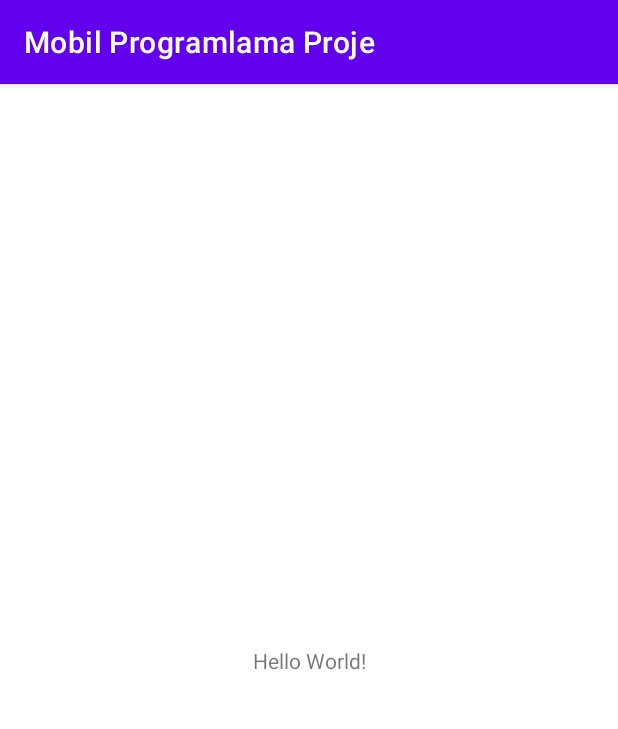
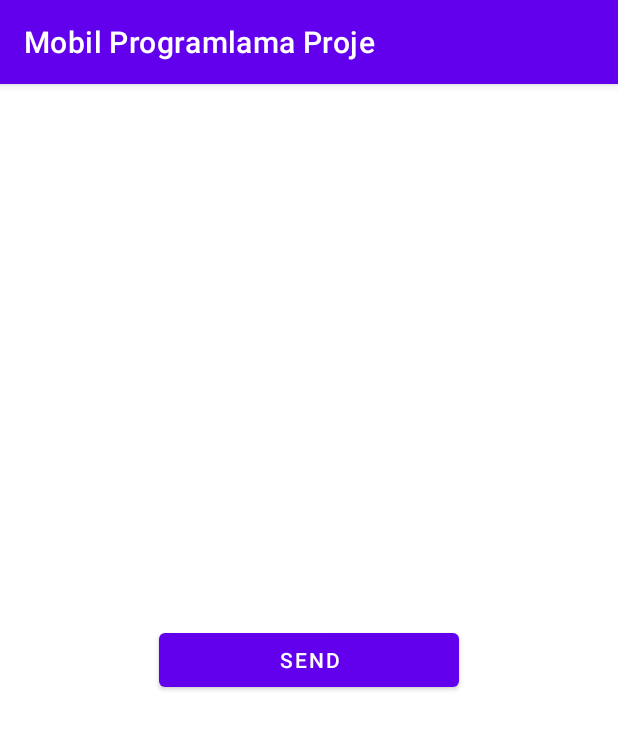
Before and after one commit to mergencdev/MobilProgramlamaProje, an Android app: the screen it shows after launch (MainActivity), on a phone screen of 412 x 824 dp. Shown: the top 729 px of the screen. Run offline under Robolectric (Android 15) with nearby library versions, the phone set to English and light mode, and no system bars.

```diff
--- a/app/src/main/AndroidManifest.xml
+++ b/app/src/main/AndroidManifest.xml
@@ -22,6 +22,22 @@
                 <category android:name="android.intent.category.LAUNCHER" />
             </intent-filter>
         </activity>
+
+
+
+        <receiver android:name=".ToastReceiver" android:exported="false">
+            <intent-filter>
+                <action android:name="com.mergenc.ACTION_TOAST_RECEIVER"/>
+            </intent-filter>
+        </receiver>
+
+
+
     </application>
 
+
+
+
+
+
 </manifest>
--- a/app/src/main/java/com/mergenc/mobilprogramlamaproje/MainActivity.kt
+++ b/app/src/main/java/com/mergenc/mobilprogramlamaproje/MainActivity.kt
@@ -1,13 +1,26 @@
 package com.mergenc.mobilprogramlamaproje
 
+import android.content.Intent
+import android.content.IntentFilter
 import androidx.appcompat.app.AppCompatActivity
 import android.os.Bundle
+import android.widget.Button
+import com.mergenc.mobilprogramlamaproje.Object.ACTION_TOAST
 
 
-//Taha baba 01
 class MainActivity : AppCompatActivity() {
     override fun onCreate(savedInstanceState: Bundle?) {
         super.onCreate(savedInstanceState)
         setContentView(R.layout.activity_main)
+        val button = findViewById<Button>(R.id.button)
+
+        registerReceiver(ToastReceiver(), IntentFilter(ACTION_TOAST))
+        button.setOnClickListener {
+            sendBroadcast(Intent(ACTION_TOAST))
+        }
+
+
+
+
     }
 }
--- /dev/null
+++ b/app/src/main/java/com/mergenc/mobilprogramlamaproje/Object.kt
@@ -0,0 +1,5 @@
+package com.mergenc.mobilprogramlamaproje
+
+object Object {
+    val ACTION_TOAST = "com.mergenc.ACTION_TOAST_RECEIVER"
+}
--- /dev/null
+++ b/app/src/main/java/com/mergenc/mobilprogramlamaproje/ToastReceiver.kt
@@ -0,0 +1,12 @@
+package com.mergenc.mobilprogramlamaproje
+
+import android.content.BroadcastReceiver
+import android.content.Context
+import android.content.Intent
+import android.widget.Toast
+
+class ToastReceiver : BroadcastReceiver(){
+    override fun onReceive(context: Context?, intent: Intent?) {
+        Toast.makeText(context,"Broadcast Received!",Toast.LENGTH_SHORT).show()
+    }
+}
--- a/app/src/main/res/layout/activity_main.xml
+++ b/app/src/main/res/layout/activity_main.xml
@@ -6,13 +6,15 @@
     android:layout_height="match_parent"
     tools:context=".MainActivity">
 
-    <TextView
-        android:layout_width="wrap_content"
+    <Button
+        android:id="@+id/button"
+        android:layout_width="200dp"
         android:layout_height="wrap_content"
-        android:text="Hello World!"
+        android:text="send"
+        android:onClick="button"
         app:layout_constraintBottom_toBottomOf="parent"
         app:layout_constraintEnd_toEndOf="parent"
         app:layout_constraintStart_toStartOf="parent"
-        app:layout_constraintTop_toTopOf="parent" />
-
+        app:layout_constraintTop_toTopOf="parent"
+        tools:ignore="OnClick" />
 </androidx.constraintlayout.widget.ConstraintLayout>
```
